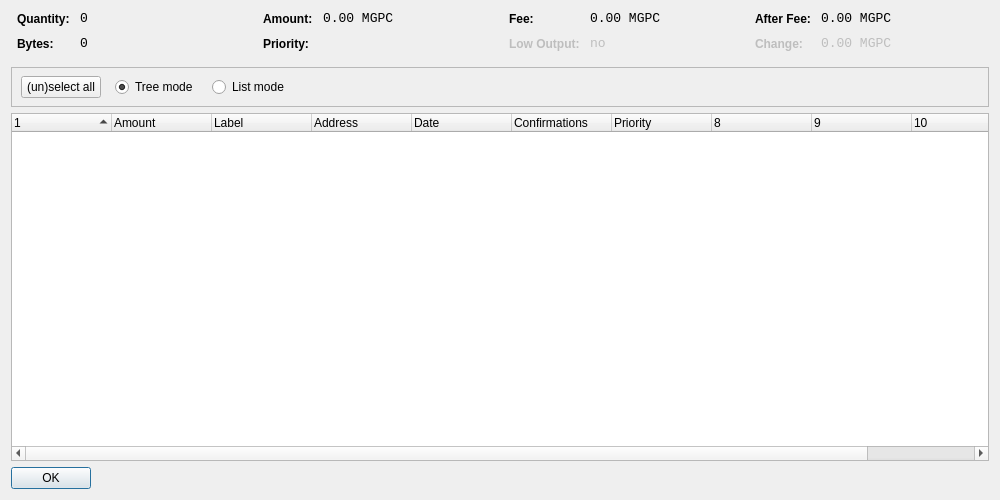
First picture: the form in src/qt/forms/coincontroldialog.ui, repository mgpc-lab/MagpieCoin, before the edit.
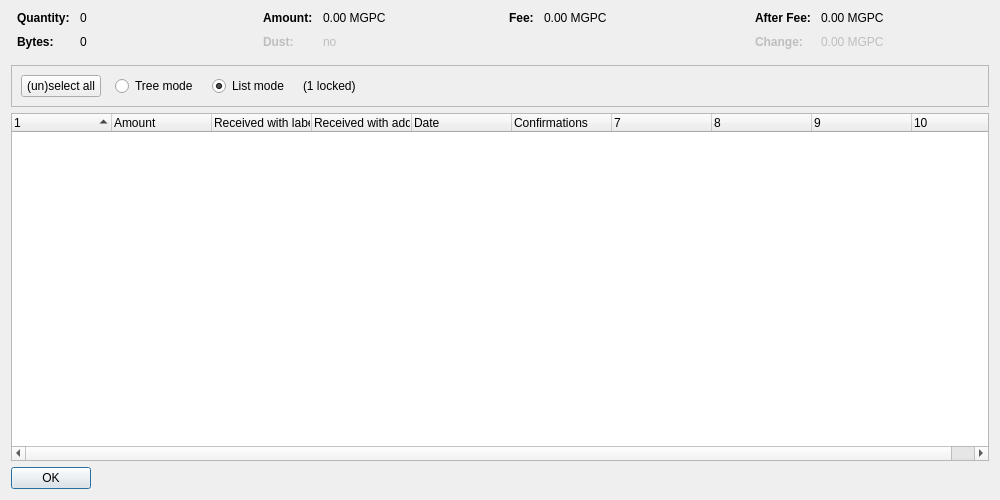
Second picture: the form after the edit. Custom widgets are drawn as their Qt base class.

The edit to the form file:
```diff
--- a/src/qt/forms/coincontroldialog.ui
+++ b/src/qt/forms/coincontroldialog.ui
@@ -38,8 +38,11 @@
        </property>
        <item row="0" column="0">
         <widget class="QLabel" name="labelCoinControlQuantityText">
-         <property name="styleSheet">
-          <string notr="true">font-weight:bold;</string>
+         <property name="font">
+          <font>
+           <weight>75</weight>
+           <bold>true</bold>
+          </font>
          </property>
          <property name="text">
           <string>Quantity:</string>
@@ -48,12 +51,6 @@
        </item>
        <item row="0" column="1">
         <widget class="QLabel" name="labelCoinControlQuantity">
-         <property name="font">
-          <font>
-           <family>Monospace</family>
-           <pointsize>10</pointsize>
-          </font>
-         </property>
          <property name="cursor">
           <cursorShape>IBeamCursor</cursorShape>
          </property>
@@ -70,8 +67,11 @@
        </item>
        <item row="1" column="0">
         <widget class="QLabel" name="labelCoinControlBytesText">
-         <property name="styleSheet">
-          <string notr="true">font-weight:bold;</string>
+         <property name="font">
+          <font>
+           <weight>75</weight>
+           <bold>true</bold>
+          </font>
          </property>
          <property name="text">
           <string>Bytes:</string>
@@ -80,12 +80,6 @@
        </item>
        <item row="1" column="1">
         <widget class="QLabel" name="labelCoinControlBytes">
-         <property name="font">
-          <font>
-           <family>Monospace</family>
-           <pointsize>10</pointsize>
-          </font>
-         </property>
          <property name="cursor">
           <cursorShape>IBeamCursor</cursorShape>
          </property>
@@ -118,8 +112,11 @@
        </property>
        <item row="0" column="0">
         <widget class="QLabel" name="labelCoinControlAmountText">
-         <property name="styleSheet">
-          <string notr="true">font-weight:bold;</string>
+         <property name="font">
+          <font>
+           <weight>75</weight>
+           <bold>true</bold>
+          </font>
          </property>
          <property name="text">
           <string>Amount:</string>
@@ -128,12 +125,6 @@
        </item>
        <item row="0" column="1">
         <widget class="QLabel" name="labelCoinControlAmount">
-         <property name="font">
-          <font>
-           <family>Monospace</family>
-           <pointsize>10</pointsize>
-          </font>
-         </property>
          <property name="cursor">
           <cursorShape>IBeamCursor</cursorShape>
          </property>
@@ -149,22 +140,25 @@
         </widget>
        </item>
        <item row="1" column="0">
-        <widget class="QLabel" name="labelCoinControlPriorityText">
-         <property name="styleSheet">
-          <string notr="true">font-weight:bold;</string>
+        <widget class="QLabel" name="labelCoinControlLowOutputText">
+         <property name="enabled">
+          <bool>false</bool>
+         </property>
+         <property name="font">
+          <font>
+           <weight>75</weight>
+           <bold>true</bold>
+          </font>
          </property>
          <property name="text">
-          <string>Priority:</string>
+          <string>Dust:</string>
          </property>
         </widget>
        </item>
        <item row="1" column="1">
-        <widget class="QLabel" name="labelCoinControlPriority">
-         <property name="font">
-          <font>
-           <family>Monospace</family>
-           <pointsize>10</pointsize>
-          </font>
+        <widget class="QLabel" name="labelCoinControlLowOutput">
+         <property name="enabled">
+          <bool>false</bool>
          </property>
          <property name="cursor">
           <cursorShape>IBeamCursor</cursorShape>
@@ -173,7 +167,7 @@
           <enum>Qt::ActionsContextMenu</enum>
          </property>
          <property name="text">
-          <string/>
+          <string notr="true">no</string>
          </property>
          <property name="textInteractionFlags">
           <set>Qt::LinksAccessibleByMouse|Qt::TextSelectableByKeyboard|Qt::TextSelectableByMouse</set>
@@ -198,8 +192,11 @@
        </property>
        <item row="0" column="0">
         <widget class="QLabel" name="labelCoinControlFeeText">
-         <property name="styleSheet">
-          <string notr="true">font-weight:bold;</string>
+         <property name="font">
+          <font>
+           <weight>75</weight>
+           <bold>true</bold>
+          </font>
          </property>
          <property name="text">
           <string>Fee:</string>
@@ -208,12 +205,6 @@
        </item>
        <item row="0" column="1">
         <widget class="QLabel" name="labelCoinControlFee">
-         <property name="font">
-          <font>
-           <family>Monospace</family>
-           <pointsize>10</pointsize>
-          </font>
-         </property>
          <property name="cursor">
           <cursorShape>IBeamCursor</cursorShape>
          </property>
@@ -228,44 +219,6 @@
          </property>
         </widget>
        </item>
-       <item row="1" column="0">
-        <widget class="QLabel" name="labelCoinControlLowOutputText">
-         <property name="enabled">
-          <bool>false</bool>
-         </property>
-         <property name="styleSheet">
-          <string notr="true">font-weight:bold;</string>
-         </property>
-         <property name="text">
-          <string>Low Output:</string>
-         </property>
-        </widget>
-       </item>
-       <item row="1" column="1">
-        <widget class="QLabel" name="labelCoinControlLowOutput">
-         <property name="enabled">
-          <bool>false</bool>
-         </property>
-         <property name="font">
-          <font>
-           <family>Monospace</family>
-           <pointsize>10</pointsize>
-          </font>
-         </property>
-         <property name="cursor">
-          <cursorShape>IBeamCursor</cursorShape>
-         </property>
-         <property name="contextMenuPolicy">
-          <enum>Qt::ActionsContextMenu</enum>
-         </property>
-         <property name="text">
-          <string notr="true">no</string>
-         </property>
-         <property name="textInteractionFlags">
-          <set>Qt::LinksAccessibleByMouse|Qt::TextSelectableByKeyboard|Qt::TextSelectableByMouse</set>
-         </property>
-        </widget>
-       </item>
       </layout>
      </item>
      <item>
@@ -284,8 +237,11 @@
        </property>
        <item row="0" column="0">
         <widget class="QLabel" name="labelCoinControlAfterFeeText">
-         <property name="styleSheet">
-          <string notr="true">font-weight:bold;</string>
+         <property name="font">
+          <font>
+           <weight>75</weight>
+           <bold>true</bold>
+          </font>
          </property>
          <property name="text">
           <string>After Fee:</string>
@@ -294,12 +250,6 @@
        </item>
        <item row="0" column="1">
         <widget class="QLabel" name="labelCoinControlAfterFee">
-         <property name="font">
-          <font>
-           <family>Monospace</family>
-           <pointsize>10</pointsize>
-          </font>
-         </property>
          <property name="cursor">
           <cursorShape>IBeamCursor</cursorShape>
          </property>
@@ -319,8 +269,11 @@
          <property name="enabled">
           <bool>false</bool>
          </property>
-         <property name="styleSheet">
-          <string notr="true">font-weight:bold;</string>
+         <property name="font">
+          <font>
+           <weight>75</weight>
+           <bold>true</bold>
+          </font>
          </property>
          <property name="text">
           <string>Change:</string>
@@ -332,12 +285,6 @@
          <property name="enabled">
           <bool>false</bool>
          </property>
-         <property name="font">
-          <font>
-           <family>Monospace</family>
-           <pointsize>10</pointsize>
-          </font>
-         </property>
          <property name="cursor">
           <cursorShape>IBeamCursor</cursorShape>
          </property>
@@ -370,15 +317,8 @@
      <property name="frameShadow">
       <enum>QFrame::Sunken</enum>
      </property>
-     <widget class="QWidget" name="horizontalLayoutWidget">
-      <property name="geometry">
-       <rect>
-        <x>10</x>
-        <y>0</y>
-        <width>781</width>
-        <height>41</height>
-       </rect>
-      </property>
+     <layout class="QHBoxLayout" name="horizontalLayout">
+      <item>
       <layout class="QHBoxLayout" name="horizontalLayoutPanel" stretch="0,0,0,0,0">
        <property name="spacing">
         <number>14</number>
@@ -394,6 +334,9 @@
          <property name="text">
           <string>(un)select all</string>
          </property>
+          <property name="autoDefault">
+           <bool>false</bool>
+          </property>
         </widget>
        </item>
        <item>
@@ -407,9 +350,6 @@
          <property name="text">
           <string>Tree mode</string>
          </property>
-         <property name="checked">
-          <bool>true</bool>
-         </property>
         </widget>
        </item>
        <item>
@@ -423,6 +363,16 @@
          <property name="text">
           <string>List mode</string>
          </property>
+          <property name="checked">
+           <bool>true</bool>
+          </property>
+         </widget>
+        </item>
+        <item>
+         <widget class="QLabel" name="labelLocked">
+          <property name="text">
+           <string notr="true">(1 locked)</string>
+          </property>
         </widget>
        </item>
        <item>
@@ -439,7 +389,8 @@
         </spacer>
        </item>
       </layout>
-     </widget>
+      </item>
+     </layout>
     </widget>
    </item>
    <item>
@@ -451,7 +402,7 @@
       <bool>false</bool>
      </property>
      <property name="columnCount">
-      <number>11</number>
+      <number>10</number>
      </property>
      <attribute name="headerShowSortIndicator" stdset="0">
       <bool>true</bool>
@@ -471,12 +422,12 @@
      </column>
      <column>
       <property name="text">
-       <string>Label</string>
+       <string>Received with label</string>
       </property>
      </column>
      <column>
       <property name="text">
-       <string>Address</string>
+       <string>Received with address</string>
       </property>
      </column>
      <column>
@@ -492,11 +443,6 @@
        <string>Confirmed</string>
       </property>
      </column>
-     <column>
-      <property name="text">
-       <string>Priority</string>
-      </property>
-     </column>
      <column>
       <property name="text">
        <string/>
```
Left out of the diff: 4 changed lines with no effect on the pictures. Lines whose indentation alone changed are shown as unchanged.
